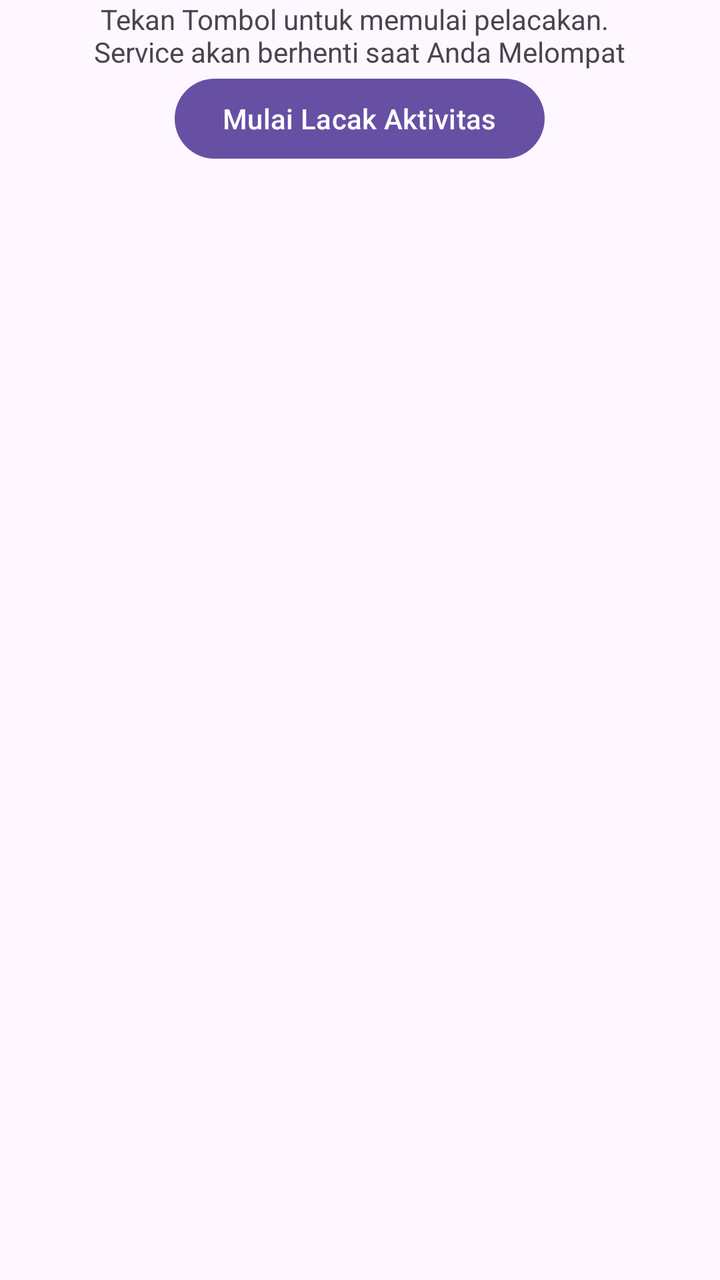
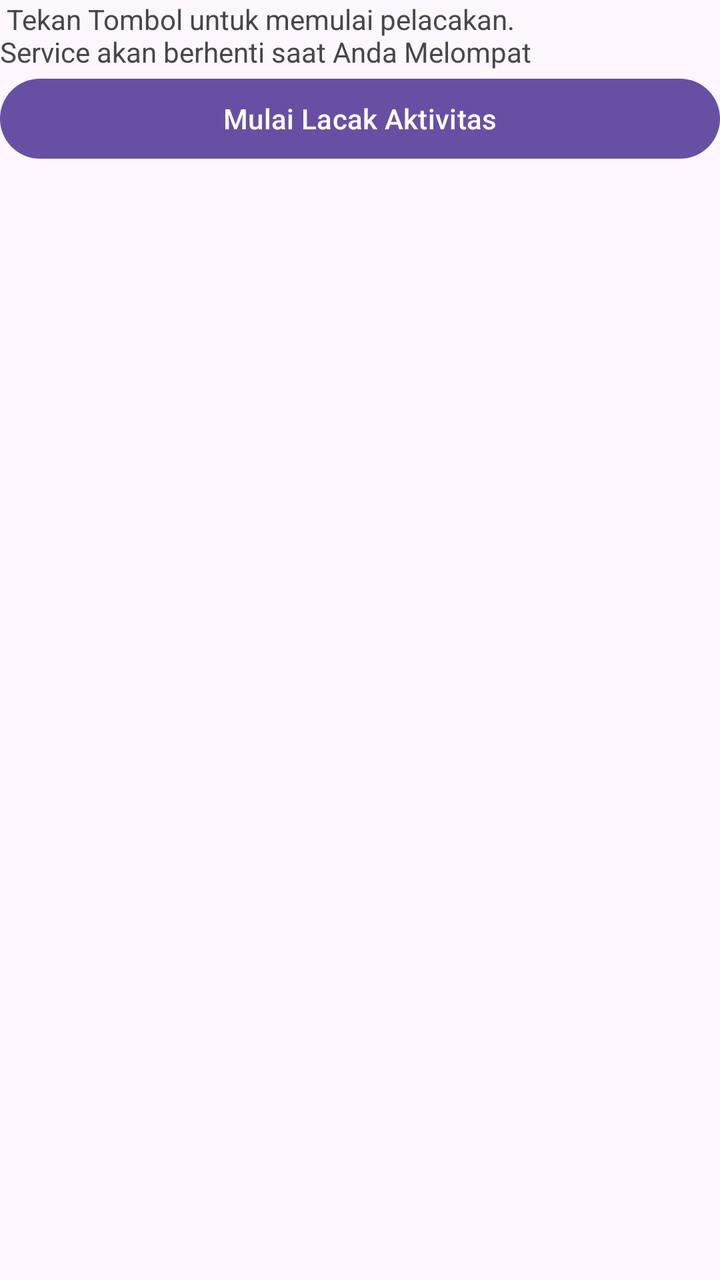

The first picture is an Android layout as it rendered before a commit; the second is the same layout after the commit. The layout source and the unified diff follow.
<!-- AndroidManifest.xml: application theme Theme.BackgroundServices -->
<!-- res/layout/activity_main.xml -->
<?xml version="1.0" encoding="utf-8"?>
<LinearLayout
    xmlns:android="http://schemas.android.com/apk/res/android"
    xmlns:app="http://schemas.android.com/apk/res-auto"
    xmlns:tools="http://schemas.android.com/tools"
    android:id="@+id/main"
    android:layout_width="match_parent"
    android:layout_height="match_parent"
    android:orientation="vertical"
    tools:context=".MainActivity">

    <TextView
        android:layout_width="wrap_content"
        android:layout_height="wrap_content"
        android:id="@+id/txtstatus"
        android:layout_gravity="center"
        android:text=" Tekan Tombol untuk memulai pelacakan. \nService akan berhenti saat Anda Melompat" />

    <Button
        android:layout_width="wrap_content"
        android:layout_height="wrap_content"
        android:id="@+id/btnStart"
        android:layout_gravity="center"
        android:text="Mulai Lacak Aktivitas" />

</LinearLayout>
<!-- resources referenced by this layout -->
<resources>
  <style name="Theme.BackgroundServices" parent="Base.Theme.BackgroundServices" />
  <style name="Base.Theme.BackgroundServices" parent="Theme.Material3.DayNight.NoActionBar">
          
          
      </style>
</resources>

<!-- the commit's change to res/layout/activity_main.xml (unified diff, before → after) -->
@@ -4,23 +4,22 @@
     xmlns:app="http://schemas.android.com/apk/res-auto"
     xmlns:tools="http://schemas.android.com/tools"
     android:id="@+id/main"
-    android:layout_width="match_parent"
-    android:layout_height="match_parent"
+    android:layout_width="wrap_content"
+    android:layout_height="wrap_content"
+    android:layout_gravity="center"
     android:orientation="vertical"
     tools:context=".MainActivity">
 
     <TextView
-        android:layout_width="wrap_content"
+        android:layout_width="match_parent"
         android:layout_height="wrap_content"
         android:id="@+id/txtstatus"
-        android:layout_gravity="center"
         android:text=" Tekan Tombol untuk memulai pelacakan. \nService akan berhenti saat Anda Melompat" />
 
     <Button
-        android:layout_width="wrap_content"
+        android:layout_width="match_parent"
         android:layout_height="wrap_content"
         android:id="@+id/btnStart"
-        android:layout_gravity="center"
         android:text="Mulai Lacak Aktivitas" />
 
 </LinearLayout>
